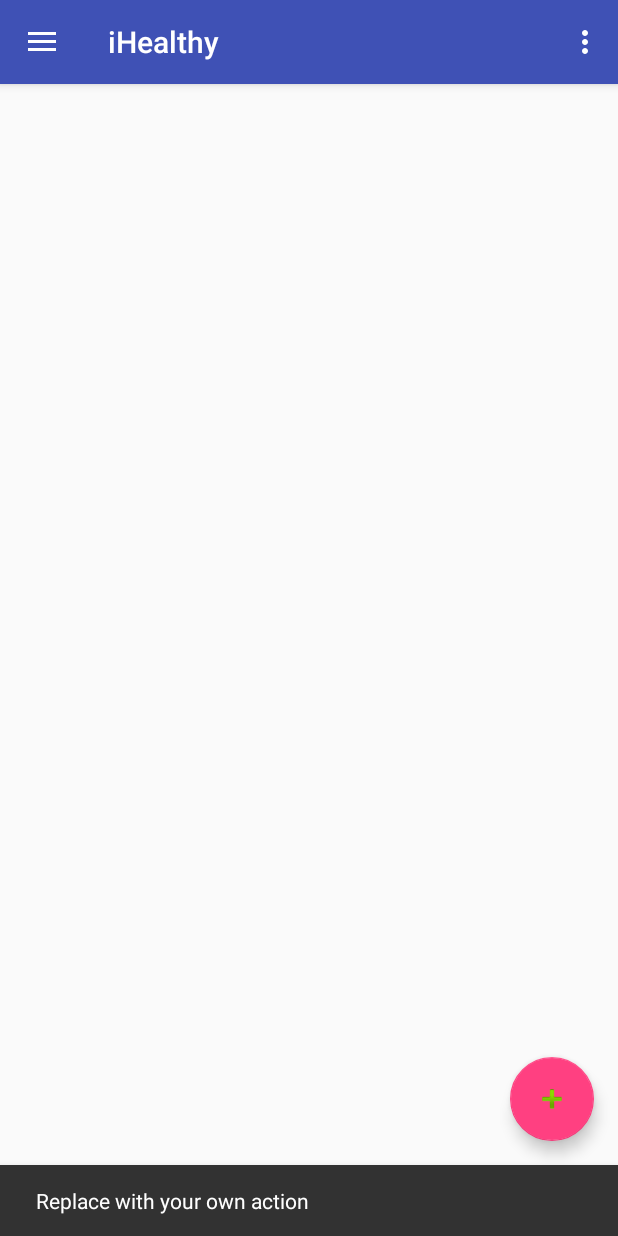
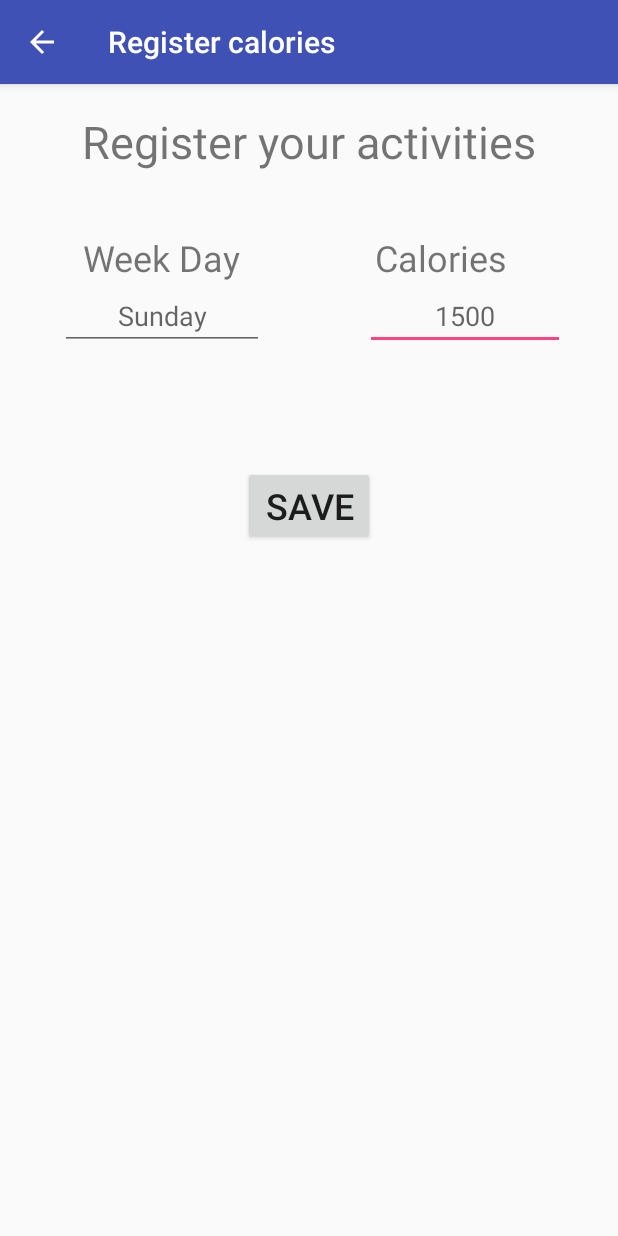
Before and after one commit to huguera10/iHealthy, an Android app: the screen it shows after launch (MainActivity before the commit, RegisterNewCaloriesActivity after it), after a tap on an icon or button, on a phone screen of 412 x 824 dp. Run offline under Robolectric (Android 15) with nearby library versions, the phone set to English and light mode, and no system bars; libraries missing offline, so code that uses them is left out: com.parse; 5 statements that could not run were skipped.

Commit message:
Add pages "my diet" & "register calories"

```diff
--- a/app/src/main/java/com/ihealthy/ihealthy/MainActivity.java
+++ b/app/src/main/java/com/ihealthy/ihealthy/MainActivity.java
@@ -1,5 +1,6 @@
 package com.ihealthy.ihealthy;
 
+import android.content.Intent;
 import android.support.v4.app.FragmentManager;
 import android.os.Bundle;
 import android.support.design.widget.FloatingActionButton;
@@ -33,14 +34,12 @@ public class MainActivity extends AppCompatActivity
         Toolbar toolbar = (Toolbar) findViewById(R.id.toolbar);
         setSupportActionBar(toolbar);
 
-
-
         FloatingActionButton fab = (FloatingActionButton) findViewById(R.id.fab);
         fab.setOnClickListener(new View.OnClickListener() {
             @Override
             public void onClick(View view) {
-                Snackbar.make(view, "Replace with your own action", Snackbar.LENGTH_LONG)
-                        .setAction("Action", null).show();
+                Intent intent = new Intent(MainActivity.this, RegisterNewCaloriesActivity.class);
+                startActivity(intent);
             }
         });
 
@@ -112,6 +111,16 @@ public class MainActivity extends AppCompatActivity
                             restaurantFragment.getTag()
                     ).commit();
 
+        } else if (id == R.id.nav_my_diet) {
+            MyDietFragment myDietFragment = new MyDietFragment();
+            FragmentManager manager = getSupportFragmentManager();
+            manager.beginTransaction().
+                    replace(
+                            R.id.relative_layout_for_fragment,
+                            myDietFragment,
+                            myDietFragment.getTag()
+                    ).commit();
+
         } else if (id == R.id.nav_history) {
             HistoryFragment historyFragment = new HistoryFragment();
             FragmentManager manager = getSupportFragmentManager();
--- /dev/null
+++ b/app/src/main/java/com/ihealthy/ihealthy/RegisterNewCaloriesActivity.java
@@ -0,0 +1,47 @@
+package com.ihealthy.ihealthy;
+
+import android.content.Intent;
+import android.support.design.widget.Snackbar;
+import android.support.v7.app.AppCompatActivity;
+import android.os.Bundle;
+import android.view.View;
+import android.widget.AdapterView;
+import android.widget.ArrayAdapter;
+import android.widget.Button;
+import android.widget.EditText;
+import android.widget.ListView;
+
+public class RegisterNewCaloriesActivity extends AppCompatActivity {
+
+    @Override
+    protected void onCreate(Bundle savedInstanceState) {
+        super.onCreate(savedInstanceState);
+        setContentView(R.layout.activity_register_new_calories);
+
+        getSupportActionBar().setDisplayHomeAsUpEnabled(true);
+
+        setTitle("Register calories");//Seta o título da activity
+
+        setSaveButton();
+
+    }
+
+    private void setSaveButton() {
+        Button btnSave = (Button) findViewById(R.id.btn_save);
+
+        btnSave.setOnClickListener(new View.OnClickListener() {
+            @Override
+            public void onClick(View v) {
+                EditText et_calories = findViewById(R.id.et_calories);
+                EditText et_week_day = findViewById(R.id.et_week_day);
+
+                registerCalories(v, et_calories, et_week_day);
+            }
+        });
+    }
+
+    private void registerCalories(View view, EditText et_calories,EditText et_week_day){
+        Snackbar.make(view, "Implementar registro de calorias", Snackbar.LENGTH_LONG)
+                .setAction("Action", null).show();
+    }
+}
--- /dev/null
+++ b/app/src/main/res/layout/activity_register_new_calories.xml
@@ -0,0 +1,93 @@
+<?xml version="1.0" encoding="utf-8"?>
+<RelativeLayout xmlns:android="http://schemas.android.com/apk/res/android"
+    xmlns:app="http://schemas.android.com/apk/res-auto"
+    xmlns:tools="http://schemas.android.com/tools"
+    android:layout_width="match_parent"
+    android:layout_height="match_parent"
+    tools:context="com.ihealthy.ihealthy.RegisterNewCaloriesActivity">
+
+    <EditText
+        android:id="@+id/et_calories"
+        android:layout_width="133dp"
+        android:layout_height="wrap_content"
+        android:layout_alignParentEnd="true"
+        android:layout_alignParentRight="true"
+        android:layout_below="@+id/textView2"
+        android:layout_marginEnd="35dp"
+        android:layout_marginRight="35dp"
+        android:ems="10"
+        android:hint="1500"
+        android:inputType="number"
+        android:textAlignment="center"
+        android:textSize="18sp" />
+
+    <EditText
+        android:id="@+id/et_week_day"
+        android:layout_width="136dp"
+        android:layout_height="wrap_content"
+        android:layout_alignBaseline="@+id/et_calories"
+        android:layout_alignBottom="@+id/et_calories"
+        android:layout_alignParentLeft="true"
+        android:layout_alignParentStart="true"
+        android:layout_marginLeft="40dp"
+        android:layout_marginStart="40dp"
+        android:ems="10"
+        android:hint="Sunday"
+        android:inputType="textPersonName"
+        android:textAlignment="center"
+        android:textSize="18sp" />
+
+    <TextView
+        android:id="@+id/textView2"
+        android:layout_width="wrap_content"
+        android:layout_height="wrap_content"
+        android:layout_alignBaseline="@+id/textView3"
+        android:layout_alignBottom="@+id/textView3"
+        android:layout_toEndOf="@+id/btn_save"
+        android:layout_toRightOf="@+id/btn_save"
+        android:text="Calories"
+        android:textSize="24sp"
+        tools:layout_editor_absoluteX="62dp" />
+
+    <TextView
+        android:id="@+id/textView3"
+        android:layout_width="wrap_content"
+        android:layout_height="wrap_content"
+        android:layout_alignParentLeft="true"
+        android:layout_alignParentStart="true"
+        android:layout_alignParentTop="true"
+        android:layout_marginLeft="55dp"
+        android:layout_marginStart="55dp"
+        android:layout_marginTop="99dp"
+        android:text="Week Day"
+        android:textSize="24sp"
+        app:layout_constraintBottom_toTopOf="@+id/et_week_day"
+        app:layout_constraintTop_toTopOf="parent"
+        app:layout_constraintVertical_bias="1.0"
+        tools:layout_editor_absoluteX="227dp" />
+
+    <Button
+        android:id="@+id/btn_save"
+        android:layout_width="wrap_content"
+        android:layout_height="wrap_content"
+        android:layout_below="@+id/et_calories"
+        android:layout_centerHorizontal="true"
+        android:layout_marginTop="77dp"
+        android:text="Save"
+        android:textSize="24sp"
+        app:layout_constraintBottom_toBottomOf="parent"
+        app:layout_constraintEnd_toEndOf="parent"
+        app:layout_constraintStart_toStartOf="parent"
+        app:layout_constraintTop_toTopOf="parent" />
+
+    <TextView
+        android:id="@+id/textView4"
+        android:layout_width="wrap_content"
+        android:layout_height="wrap_content"
+        android:layout_alignParentTop="true"
+        android:layout_centerHorizontal="true"
+        android:layout_marginTop="18dp"
+        android:text="Register your activities"
+        android:textSize="30sp" />
+
+</RelativeLayout>
```
Also changed, not shown: app/src/main/AndroidManifest.xml (+4 -3 lines), app/src/main/java/com/ihealthy/ihealthy/MyDietFragment.java (added, +60 -0 lines), app/src/main/res/drawable/ic_insert_emoticon_black_24dp.xml (added, +9 -0 lines), app/src/main/res/drawable/ic_restaurant_black_24dp.xml (added, +9 -0 lines), app/src/main/res/layout/fragment_my_diet.xml (added, +288 -0 lines), app/src/main/res/menu/activity_main_drawer.xml (+5 -5 lines).
